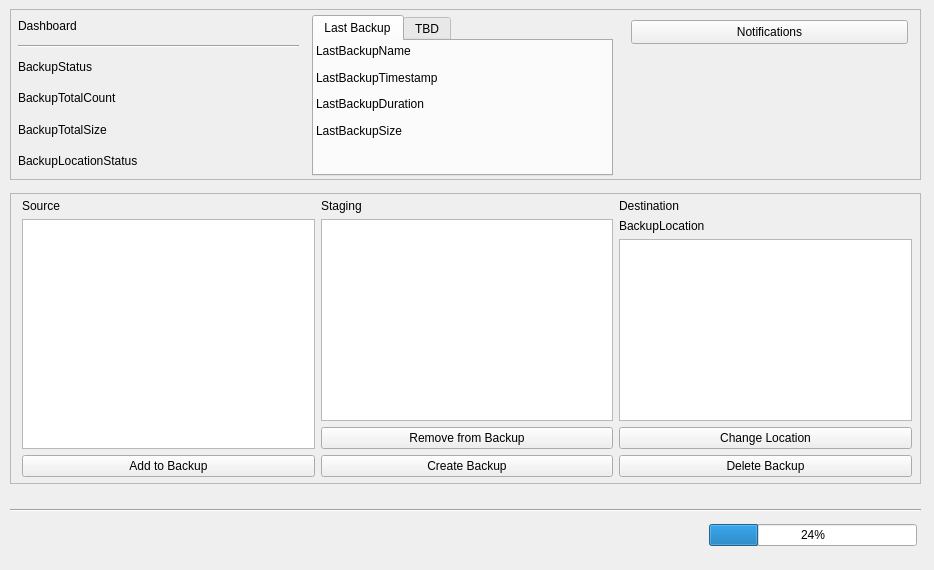
Before: the Qt Designer form ui/mainwindow/mainwindow.ui in shawn-sss/backtrack, drawn with Qt 5.
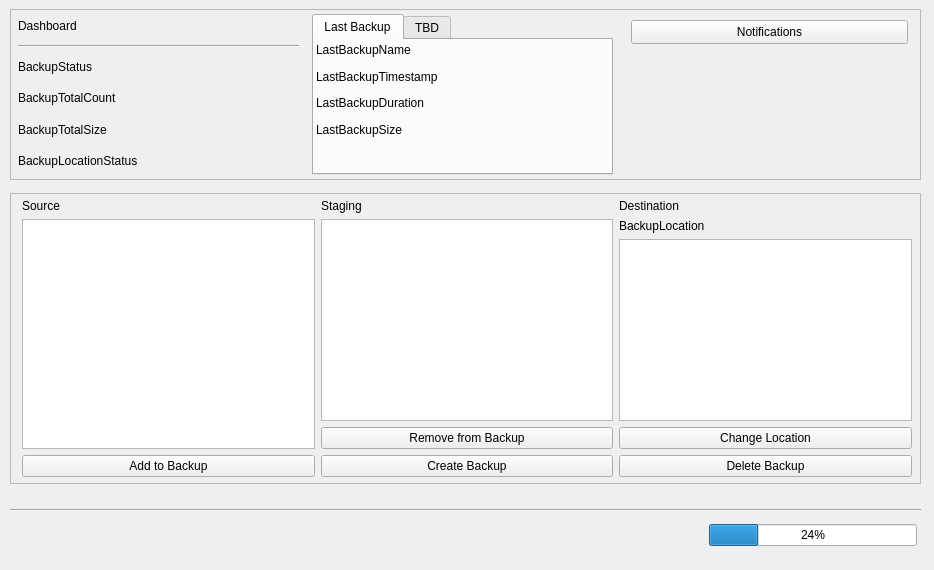
After: the same form once the commit is applied.

```diff
--- a/ui/mainwindow/mainwindow.ui
+++ b/ui/mainwindow/mainwindow.ui
@@ -262,7 +262,7 @@
      <property name="geometry">
       <rect>
        <x>302</x>
-       <y>6</y>
+       <y>5</y>
        <width>301</width>
        <height>161</height>
       </rect>
```
